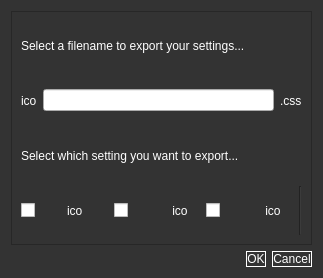
First picture: the form in Ui/exportsettingsqt.ui, repository Vazquinhos/CatalunyaCircuit, before the edit.
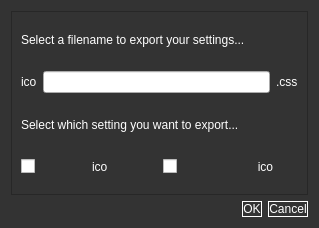
Second picture: the form after the edit.

```diff
--- a/Ui/exportsettingsqt.ui
+++ b/Ui/exportsettingsqt.ui
@@ -6,8 +6,8 @@
    <rect>
     <x>0</x>
     <y>0</y>
-    <width>323</width>
-    <height>278</height>
+    <width>319</width>
+    <height>228</height>
    </rect>
   </property>
   <property name="windowTitle">
@@ -105,30 +105,6 @@
           </property>
          </widget>
         </item>
-        <item>
-         <widget class="QCheckBox" name="_cars">
-          <property name="text">
-           <string/>
-          </property>
-         </widget>
-        </item>
-        <item>
-         <widget class="QLabel" name="carlab">
-          <property name="text">
-           <string>ico</string>
-          </property>
-          <property name="alignment">
-           <set>Qt::AlignCenter</set>
-          </property>
-         </widget>
-        </item>
-        <item>
-         <widget class="Line" name="line_2">
-          <property name="orientation">
-           <enum>Qt::Vertical</enum>
-          </property>
-         </widget>
-        </item>
        </layout>
       </item>
      </layout>
```
